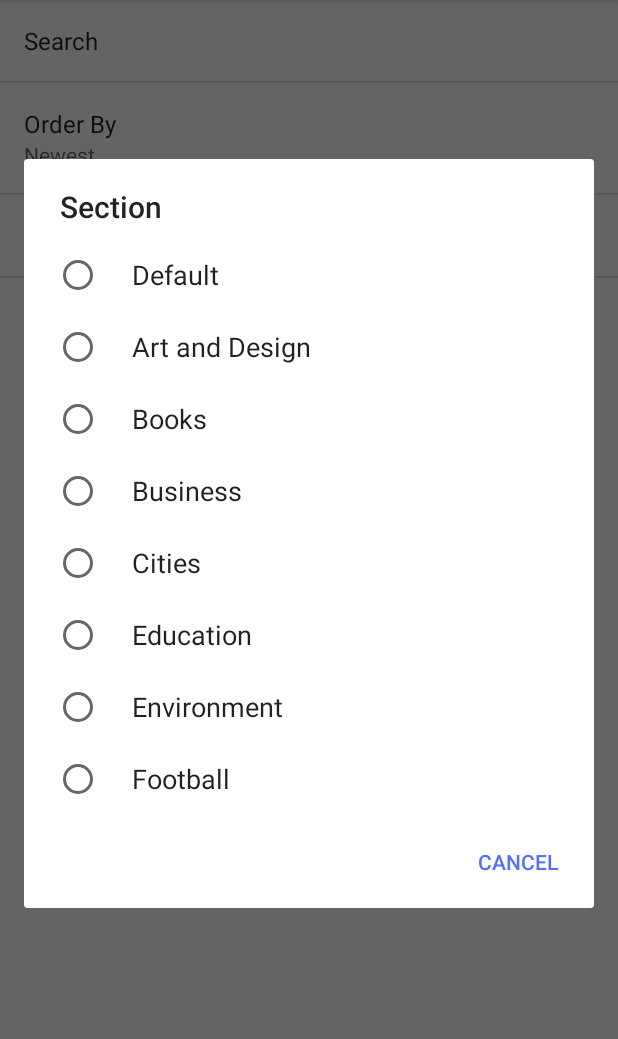
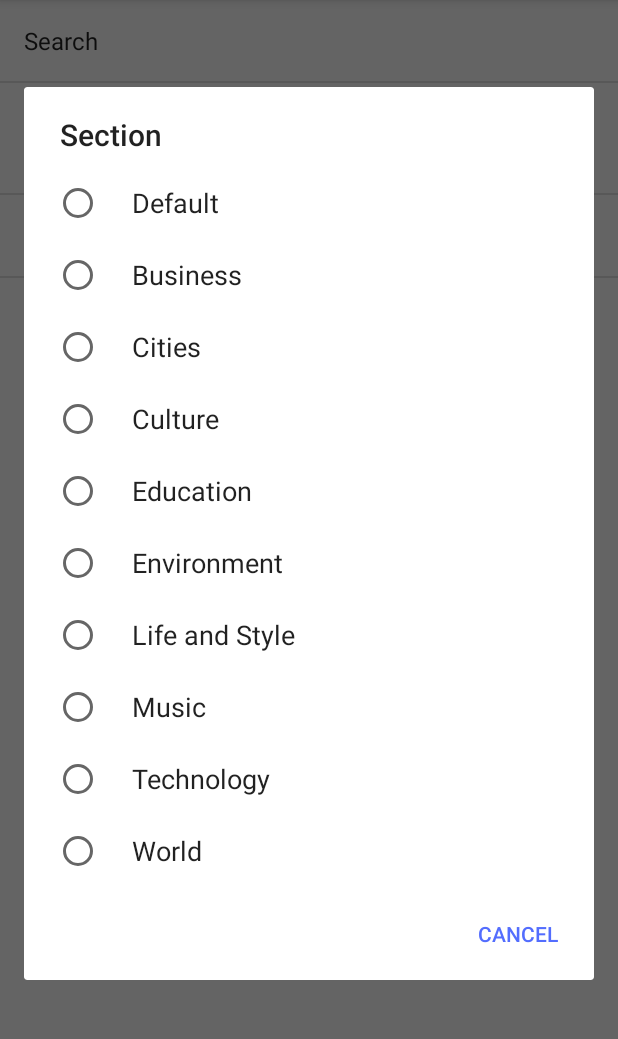
Before and after one commit to hamiltonfvi/News, an Android app: the SettingsActivity screen opened directly, with no data from a screen before it, after a tap on "Section", on a phone screen of 412 x 824 dp, the part 84-1123 px from its top. Run offline under Robolectric (Android 15) with nearby library versions, the phone set to English and light mode, and no system bars.

Commit message:
added more categories

```diff
--- a/app/src/main/AndroidManifest.xml
+++ b/app/src/main/AndroidManifest.xml
@@ -8,7 +8,7 @@
     <application
         android:allowBackup="true"
         android:icon="@mipmap/ic_launcher"
-        android:label="@string/recent_news"
+        android:label="@string/app_name"
         android:roundIcon="@mipmap/ic_launcher_round"
         android:supportsRtl="true"
         android:theme="@style/AppTheme">
--- a/app/src/main/res/values/arrays.xml
+++ b/app/src/main/res/values/arrays.xml
@@ -12,22 +12,26 @@
     </string-array>
     <string-array name="settings_section_labels">
         <item>@string/settings_section_default_label</item>
-        <item>@string/settings_section_artanddesign_label</item>
-        <item>@string/settings_section_books_label</item>
         <item>@string/settings_section_business_label</item>
         <item>@string/settings_section_cities_label</item>
+        <item>@string/settings_section_culture_label</item>
         <item>@string/settings_section_education_label</item>
         <item>@string/settings_section_environment_label</item>
-        <item>@string/settings_section_football_label</item>
+        <item>@string/settings_section_lifeandstyle_label</item>
+        <item>@string/settings_section_music_label</item>
+        <item>@string/settings_section_technology_label</item>
+        <item>@string/settings_section_world_label</item>
     </string-array>
     <string-array name="settings_section_values">
         <item>@string/settings_section_default_value</item>
-        <item>@string/settings_section_artanddesign_value</item>
-        <item>@string/settings_section_books_value</item>
         <item>@string/settings_section_business_value</item>
         <item>@string/settings_section_cities_value</item>
+        <item>@string/settings_section_culture_value</item>
         <item>@string/settings_section_education_value</item>
         <item>@string/settings_section_environment_value</item>
-        <item>@string/settings_section_football_value</item>
+        <item>@string/settings_section_lifeandstyle_value</item>
+        <item>@string/settings_section_music_value</item>
+        <item>@string/settings_section_technology_value</item>
+        <item>@string/settings_section_world_value</item>
     </string-array>
 </resources>
--- a/app/src/main/res/values/strings.xml
+++ b/app/src/main/res/values/strings.xml
@@ -4,7 +4,6 @@
     <string name="no_news">No News to display.</string>
     <!-- Error message when there is no internet connectivity [CHAR LIMIT=NONE] -->
     <string name="no_internet_connection">No internet connection.</string>
-    <string name="recent_news">Recent News</string>
     <string name="thumbnail_image">A Thumbnail of the image of the news</string>
     <string name="error_image">A image that shows up whether there is an error in the app</string>
     <string name="publication_date">Publication Date: </string>
@@ -18,7 +17,7 @@
     <string name="settings_search_key" translatable="false">SearchTerm</string>
 
     <string name="settings_order_by_label">Order By</string>
-    <string name="settings_order_by_key" translatable="false">order_by</string>
+    <string name="settings_order_by_key" translatable="false">orderby</string>
     <string name="settings_order_by_default" translatable="false">@string/settings_order_by_newest_value</string>
     <string name="settings_order_by_newest_label">Newest</string>
     <string name="settings_order_by_newest_value" translatable="false">newest</string>
@@ -32,10 +31,10 @@
     <string name="settings_section_default" translatable="false"></string>
     <string name="settings_section_default_label">Default</string>
     <string name="settings_section_default_value">default</string>
-    <string name="settings_section_artanddesign_label">Art and Design</string>
-    <string name="settings_section_artanddesign_value" translatable="false">artanddesign</string>
-    <string name="settings_section_books_label">Books</string>
-    <string name="settings_section_books_value" translatable="false">books</string>
+    <string name="settings_section_technology_label">Technology</string>
+    <string name="settings_section_technology_value" translatable="false">technology</string>
+    <string name="settings_section_culture_label">Culture</string>
+    <string name="settings_section_culture_value" translatable="false">culture</string>
     <string name="settings_section_business_label">Business</string>
     <string name="settings_section_business_value" translatable="false">business</string>
     <string name="settings_section_cities_label">Cities</string>
@@ -44,6 +43,10 @@
     <string name="settings_section_education_value" translatable="false">education</string>
     <string name="settings_section_environment_label">Environment</string>
     <string name="settings_section_environment_value" translatable="false">environment</string>
-    <string name="settings_section_football_label">Football</string>
-    <string name="settings_section_football_value" translatable="false">football</string>
+    <string name="settings_section_world_label">World</string>
+    <string name="settings_section_world_value" translatable="false">world</string>
+    <string name="settings_section_lifeandstyle_label">Life and Style</string>
+    <string name="settings_section_lifeandstyle_value" translatable="false">lifeandstyle</string>
+    <string name="settings_section_music_label">Music</string>
+    <string name="settings_section_music_value" translatable="false">music</string>
 </resources>
```
Also changed, not shown: app/src/main/java/com/example/android/news/NewsActivity.java (+7 -2 lines), app/src/main/res/drawable-hdpi/hamburger_icon.png (added), app/src/main/res/drawable-mdpi/hamburger_icon.png (added), app/src/main/res/drawable-xhdpi/hamburger_icon.png (added), app/src/main/res/drawable-xxhdpi/hamburger_icon.png (added), app/src/main/res/drawable-xxxhdpi/hamburger_icon.png (added).
